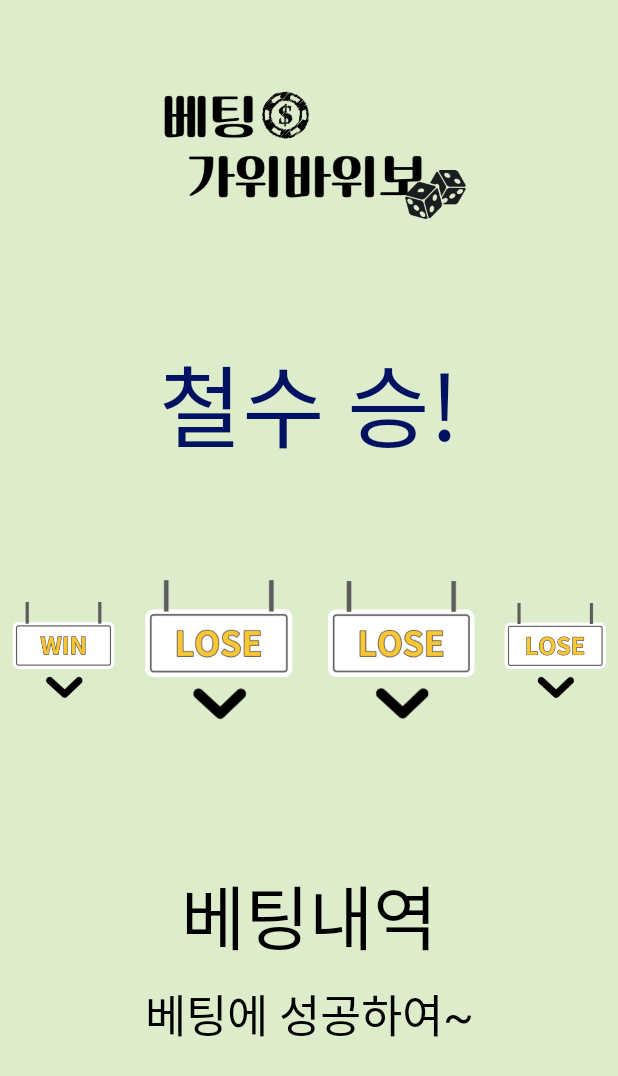
After one commit to DongMin-0604/Mento_Menti_App, an Android app: the RunningActivity screen opened directly, with no data from a screen before it, on a phone screen of 412 x 824 dp. The commit adds this screen. Shown: the top 1076 px of the screen. Run offline under Robolectric (Android 15) with nearby library versions, the phone set to English and light mode, and no system bars.

Commit message:
실 동작 엑티비티 추가,xml 자리 잡기 완료

```diff
--- a/app/src/main/AndroidManifest.xml
+++ b/app/src/main/AndroidManifest.xml
@@ -16,6 +16,6 @@
                 <category android:name="android.intent.category.LAUNCHER" />
             </intent-filter>
         </activity>
+        <activity android:name=".RunningActivity"></activity>
     </application>
-
 </manifest>
--- a/app/src/main/java/com/example/mento_menti_app/MainActivity.java
+++ b/app/src/main/java/com/example/mento_menti_app/MainActivity.java
@@ -12,7 +12,7 @@ import android.widget.TextView;
 
 public class MainActivity extends AppCompatActivity {
     Button Win_Batting_BT,Draw_Batting_BT,lose_Batting_BT;
-    Button Batting_Back_BT;
+    Button Batting_Back_BT,Batting_Next_BT;
     LinearLayout Batting_layout;
     TextView Batting_Text,Batting_token_TV,Home_token_TV;
     EditText Batting_Edit_Text;
@@ -33,7 +33,7 @@ public class MainActivity extends AppCompatActivity {
         Home_token_TV = findViewById(R.id.Home_token_TV);
         Batting_token_TV.setText(Integer.toString(token));
         Home_token_TV.setText(Integer.toString(token));
-
+        Batting_Next_BT = findViewById(R.id.Batting_NextBT);
         GameStart();
     }
     public void GameStart(){
@@ -66,5 +66,12 @@ public class MainActivity extends AppCompatActivity {
                 Batting_Edit_Text.setText("");
             }
         });
+        Batting_Next_BT.setOnClickListener(new View.OnClickListener() {
+            @Override
+            public void onClick(View v) {
+                Intent intent = new Intent(MainActivity.this, RunningActivity.class);
+                startActivity(intent);
+            }
+        });
     }
 }
--- /dev/null
+++ b/app/src/main/java/com/example/mento_menti_app/RunningActivity.java
@@ -0,0 +1,14 @@
+package com.example.mento_menti_app;
+
+import android.os.Bundle;
+import androidx.annotation.Nullable;
+import androidx.appcompat.app.AppCompatActivity;
+
+public class RunningActivity extends AppCompatActivity {
+
+    @Override
+    protected void onCreate(@Nullable Bundle savedInstanceState) {
+        super.onCreate(savedInstanceState);
+        setContentView(R.layout.activity_game_running);
+    }
+}
--- /dev/null
+++ b/app/src/main/res/layout/activity_game_running.xml
@@ -0,0 +1,109 @@
+<?xml version="1.0" encoding="utf-8"?>
+<androidx.constraintlayout.widget.ConstraintLayout xmlns:android="http://schemas.android.com/apk/res/android"
+    xmlns:app="http://schemas.android.com/apk/res-auto"
+    android:layout_width="match_parent"
+    android:layout_height="match_parent"
+    xmlns:tools="http://schemas.android.com/tools"
+    android:background="#DDECCA"
+    tools:context=".RunningActivity">
+
+    <ImageView
+        android:id="@+id/logo"
+        android:layout_width="match_parent"
+        android:layout_height="300px"
+        android:gravity="center"
+        android:src="@drawable/logo"
+        android:textColor="@color/black"
+        android:textSize="30dp"
+        app:layout_constraintBottom_toBottomOf="parent"
+        app:layout_constraintEnd_toEndOf="parent"
+        app:layout_constraintHorizontal_bias="0.0"
+        app:layout_constraintStart_toStartOf="parent"
+        app:layout_constraintTop_toTopOf="parent"
+        app:layout_constraintVertical_bias="0.0" />
+
+    <TextView
+        android:id="@+id/textView"
+        android:layout_width="match_parent"
+        android:layout_height="wrap_content"
+        android:layout_marginTop="24dp"
+        android:fontFamily="@font/elicedigitalbaeum_bold"
+        android:gravity="center_horizontal"
+        android:text="철수 승!"
+        android:textColor="#021262"
+        android:textSize="90px"
+        app:layout_constraintEnd_toEndOf="parent"
+        app:layout_constraintHorizontal_bias="0.0"
+        app:layout_constraintStart_toStartOf="parent"
+        app:layout_constraintTop_toBottomOf="@+id/logo" />
+
+    <LinearLayout
+        android:id="@+id/linearLayout2"
+        android:layout_width="match_parent"
+        android:layout_height="wrap_content"
+        android:layout_marginTop="16dp"
+        android:orientation="horizontal"
+        app:layout_constraintBottom_toBottomOf="parent"
+        app:layout_constraintEnd_toEndOf="parent"
+        app:layout_constraintHorizontal_bias="0.0"
+        app:layout_constraintStart_toStartOf="parent"
+        app:layout_constraintTop_toBottomOf="@+id/textView"
+        app:layout_constraintVertical_bias="0.0">
+
+        <ImageView
+            android:layout_width="wrap_content"
+            android:layout_height="wrap_content"
+            android:layout_weight="1"
+            android:src="@drawable/win" />
+
+        <ImageView
+            android:layout_width="wrap_content"
+            android:layout_height="wrap_content"
+            android:layout_weight="0.8"
+            android:src="@drawable/lose" />
+
+        <ImageView
+            android:layout_width="wrap_content"
+            android:layout_height="wrap_content"
+            android:layout_weight="0.8"
+            android:src="@drawable/lose" />
+
+        <ImageView
+            android:layout_width="wrap_content"
+            android:layout_height="wrap_content"
+            android:layout_weight="1"
+            android:src="@drawable/lose" />
+    </LinearLayout>
+
+    <TextView
+        android:id="@+id/textView2"
+        android:layout_width="match_parent"
+        android:layout_height="wrap_content"
+        android:layout_marginTop="12dp"
+        android:fontFamily="@font/elicedigitalbaeum_bold"
+        android:gravity="center_horizontal"
+        android:text="베팅내역"
+        android:textColor="@color/black"
+        android:textSize="70px"
+        app:layout_constraintBottom_toBottomOf="parent"
+        app:layout_constraintEnd_toEndOf="parent"
+        app:layout_constraintHorizontal_bias="0.0"
+        app:layout_constraintStart_toStartOf="parent"
+        app:layout_constraintTop_toBottomOf="@+id/linearLayout2"
+        app:layout_constraintVertical_bias="0.119" />
+
+    <TextView
+        android:layout_width="match_parent"
+        android:layout_height="wrap_content"
+        android:layout_marginTop="8dp"
+        android:fontFamily="@font/eicedigitalbaeum_regular"
+        android:gravity="center_horizontal"
+        android:textSize="45px"
+        android:text="베팅에 성공하여~"
+        android:textColor="@color/black"
+        app:layout_constraintEnd_toEndOf="parent"
+        app:layout_constraintHorizontal_bias="0.0"
+        app:layout_constraintStart_toStartOf="parent"
+        app:layout_constraintTop_toBottomOf="@+id/textView2" />
+
+</androidx.constraintlayout.widget.ConstraintLayout>
--- a/app/src/main/res/layout/activity_main.xml
+++ b/app/src/main/res/layout/activity_main.xml
@@ -242,6 +242,7 @@
                 android:layout_height="0dp"
                 android:layout_weight="1" />
             <Button
+                android:id="@+id/Batting_NextBT"
                 android:layout_width="190px"
                 android:layout_height="82px"
                 android:background="@drawable/button_custom"
```
